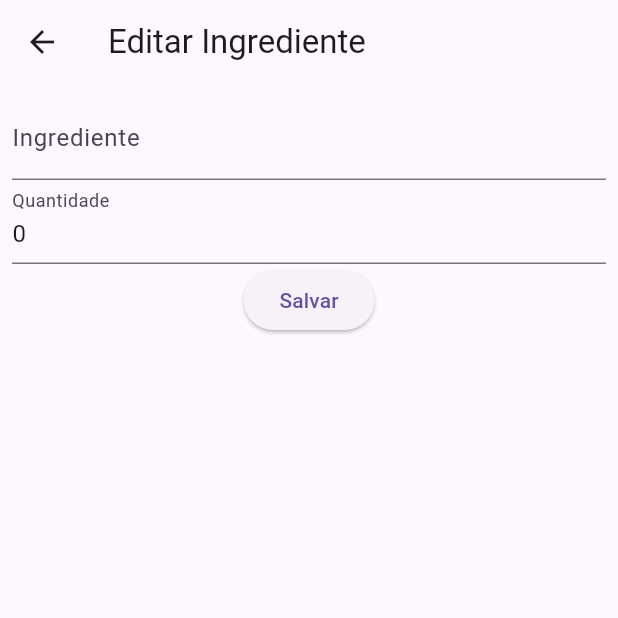
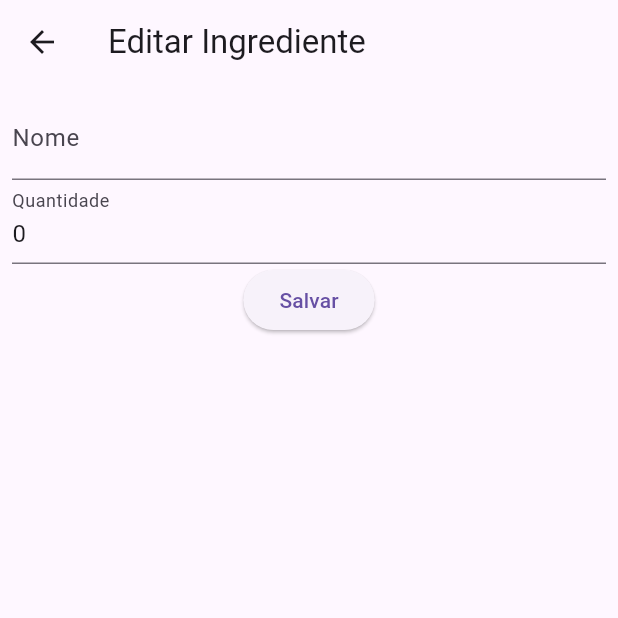
Before and after one commit to RicardoMBregalda/flutter_receitas, a Flutter app: the IngredienteEditScreen screen opened directly with empty values, on a phone screen of 412 x 824 dp, the top half of it. Run offline on Flutter 3.47's test engine with Material 3 defaults, Android fonts, the phone set to English and light mode, and no system bars; our stand-ins replace logger, sqflite; accounts and stored records are empty.

Commit message:
edits e creates de ingredientes e instrucoes

```diff
--- a/lib/screens/ingrediente_edit.dart
+++ b/lib/screens/ingrediente_edit.dart
@@ -1,34 +1,43 @@
 import 'package:flutter/material.dart';
-
+import 'package:receitas_trabalho_2/repositories/ingrediente_repository.dart';
 import '/models/ingrediente.dart';
 
-class IngredienteEditScreen extends StatelessWidget {
+class IngredienteEditScreen extends StatefulWidget {
+  const IngredienteEditScreen({super.key});
   static const String routeName = '/ingrediente-edit';
 
-  static Route route() {
-    return MaterialPageRoute(
-      settings: const RouteSettings(name: routeName),
-      builder: (_) => const IngredienteEditScreen(),
-    );
-  }
+  @override
+  _IngredienteEditScreenState createState() => _IngredienteEditScreenState();
+}
 
-  const IngredienteEditScreen({super.key});
-
-  void onPressed() {
-    // Implementar a lógica de salvar a receita
-    print("Ingrediente salva!");
+class _IngredienteEditScreenState extends State<IngredienteEditScreen> {
+  final TextEditingController _controllerNome = TextEditingController();
+  final TextEditingController _controllerQuantidade = TextEditingController();
+  final _formKey = GlobalKey<FormState>();
+  @override
+  void dispose() {
+    _controllerNome.dispose();
+    _controllerQuantidade.dispose();
+    super.dispose();
   }
 
   @override
   Widget build(BuildContext context) {
     final ingrediente =
         ModalRoute.of(context)!.settings.arguments as Ingrediente;
-
-    final TextEditingController _controllerNome = TextEditingController();
-    final TextEditingController _controllerQuantidade = TextEditingController();
-
     _controllerNome.text = ingrediente.nome;
     _controllerQuantidade.text = ingrediente.quantidade.toString();
+
+    Future<void> onPressed(BuildContext context) async {
+      Ingrediente ingredienteEditado = Ingrediente(
+        id: ingrediente.id,
+        nome: _controllerNome.text,
+        quantidade: int.parse(_controllerQuantidade.text),
+        receitaId: ingrediente.receitaId,
+      );
+      await IngredienteRepository().editar(ingredienteEditado);
+      if (context.mounted) Navigator.pop(context);
+    }
 
     return Scaffold(
       appBar: AppBar(title: const Text('Editar Ingrediente')),
@@ -36,17 +45,31 @@ class IngredienteEditScreen extends StatelessWidget {
         padding: const EdgeInsets.all(8),
         child: SingleChildScrollView(
           child: Form(
+            key: _formKey,
             child: Column(
               children: [
                 TextFormField(
-                  decoration: const InputDecoration(labelText: 'Ingrediente'),
+                  decoration: const InputDecoration(labelText: 'Nome'),
                   controller: _controllerNome,
+                  validator:
+                      (value) =>
+                          (value == null || value.isEmpty)
+                              ? "Insira um nome"
+                              : null,
                 ),
                 TextFormField(
                   decoration: const InputDecoration(labelText: 'Quantidade'),
                   controller: _controllerQuantidade,
+                  validator:
+                      (value) =>
+                          (value == null || value.isEmpty)
+                              ? "Insira uma quantidade"
+                              : null,
                 ),
-                ElevatedButton(onPressed: onPressed, child: Text("Salvar")),
+                ElevatedButton(
+                  onPressed: () => onPressed(context),
+                  child: Text("Salvar"),
+                ),
               ],
             ),
           ),
--- a/lib/screens/receita_detalhe_screen.dart
+++ b/lib/screens/receita_detalhe_screen.dart
@@ -30,8 +30,8 @@ class _ReceitaDetalheScreenState extends State<ReceitaDetalheScreen> {
     if (!_isInitialized) {
       final receita = ModalRoute.of(context)!.settings.arguments as Receita;
       _receita = receita;
+      _isInitialized = true;
       _carregarDados();
-      _isInitialized = true;
     }
   }
 
@@ -73,8 +73,6 @@ class _ReceitaDetalheScreenState extends State<ReceitaDetalheScreen> {
     if (receitaEditada != null) {
       setState(() {
         _receita = receitaEditada;
-        var logger = Logger();
-        logger.i(_receita.nome);
       });
     }
     await _carregarDados();
```
Also changed, not shown: lib/repositories/ingrediente_repository.dart (+12 -3 lines), lib/repositories/instrucao_repository.dart (+12 -3 lines), lib/screens/ingrediente_create_screen.dart (+31 -17 lines), lib/screens/instrucao_create_screen.dart (+26 -15 lines), lib/screens/instrucao_edit.dart.dart (+36 -19 lines), lib/screens/receita_create_screen.dart (+2 -8 lines).
